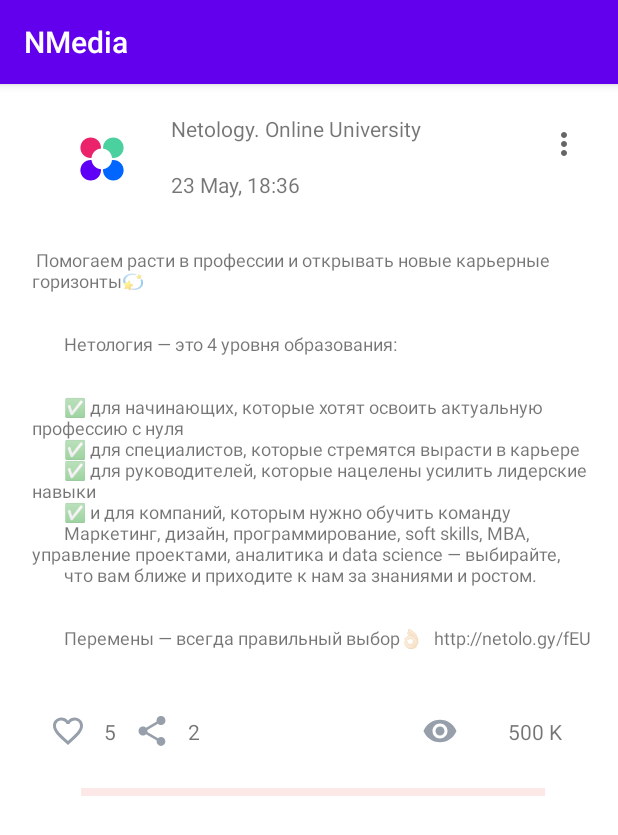
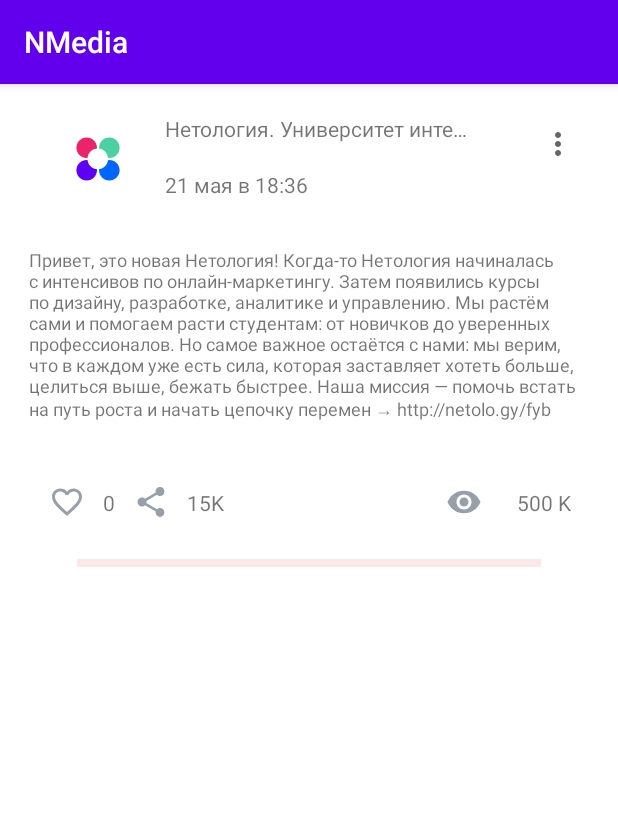
Before and after one commit to MashaShe/FitrstKotlinApp, an Android app: the screen it shows after launch (MainActivity), on a phone screen of 412 x 824 dp. Shown: the top 835 px of the screen. Run offline under Robolectric (Android 15) with nearby library versions, the light colour scheme and no system bars.

Commit message:
Like+ share buttoms are changing now

```diff
--- a/app/build.gradle
+++ b/app/build.gradle
@@ -22,6 +22,10 @@
             proguardFiles getDefaultProguardFile('proguard-android-optimize.txt'), 'proguard-rules.pro'
         }
     }
+
+    buildFeatures {
+        viewBinding = true
+    }
 }
 
 dependencies {
--- a/app/src/main/java/com/example/fitrstkotlinapp/MainActivity.kt
+++ b/app/src/main/java/com/example/fitrstkotlinapp/MainActivity.kt
@@ -2,10 +2,81 @@
 
 import androidx.appcompat.app.AppCompatActivity
 import android.os.Bundle
+import android.util.Log
+import com.example.fitrstkotlinapp.databinding.ActivityMainBinding
+import com.example.fitrstkotlinapp.dto.Post
+import kotlinx.android.synthetic.main.activity_main.*
 
 class MainActivity : AppCompatActivity() {
     override fun onCreate(savedInstanceState: Bundle?) {
         super.onCreate(savedInstanceState)
-        setContentView(R.layout.activity_main)
+        val binding = ActivityMainBinding.inflate(layoutInflater)
+        setContentView(binding.root)
+
+        val post = Post(
+            id = 1,
+            author = "Нетология. Университет интернет-профессий будущего",
+            content = "Привет, это новая Нетология! Когда-то Нетология начиналась с интенсивов по онлайн-маркетингу. Затем появились курсы по дизайну, разработке, аналитике и управлению. Мы растём сами и помогаем расти студентам: от новичков до уверенных профессионалов. Но самое важное остаётся с нами: мы верим, что в каждом уже есть сила, которая заставляет хотеть больше, целиться выше, бежать быстрее. Наша миссия — помочь встать на путь роста и начать цепочку перемен → http://netolo.gy/fyb",
+            published = "21 мая в 18:36",
+            likedByMe = false
+        )
+
+        with(binding) {
+            headerTextView.text = post.author
+            timeTextView.text = post.published
+            longTextView.text = post.content
+            repostNumTextView.text= kiloLogic(post.reposts)
+
+            if (post.likedByMe) {
+                likeButton?.setImageResource(R.drawable.ic_baseline_favorite_filled_24)
+            }
+
+            likesNumTextView?.text = post.likes.toString()
+
+            root.setOnClickListener {
+                Log.d("stuff", "root click")
+            }
+
+            icon_imageView.setOnClickListener {
+                Log.d("stuff", "avatar click")
+            }
+            moreButton?.setOnClickListener {
+                Log.d("stuff", "more click")
+            }
+
+            likeButton?.setOnClickListener {
+                Log.d("stuff", "like click")
+            }
+
+            likeButton?.setOnClickListener {
+                Log.d("stuff", "like action click")
+                post.likedByMe = !post.likedByMe
+                likeButton.setImageResource(
+                    if (post.likedByMe) R.drawable.ic_baseline_favorite_filled_24 else R.drawable.ic_baseline_favorite_border_24
+                )
+                if (post.likedByMe) post.likes++ else post.likes--
+                likesNumTextView?.text = kiloLogic(post.likes)
+            }
+
+            repostButton?.setOnClickListener{
+                Log.d("stuff", "like")
+                post.reposts++
+                repostNumTextView?.text = kiloLogic(post.reposts)
+            }
+
+        }
     }
 }
+
+fun kiloLogic(num: Int): String {
+    var returning = num.toString()
+
+    when (true){
+        num in 1000..1099 -> {returning = "1K"}
+        num in 1100..9999 -> {returning =  "${(num.toDouble()/1000).toString().take(3)}K"}
+        num in 10000..999999 -> {returning =  "${(num.toDouble()/1000).toString().take(2)}K"}
+        num > 999999 -> {returning =  "${(num.toDouble()/1000000).toString().take(3)}M"}
+    }
+
+    return returning
+}
--- /dev/null
+++ b/app/src/main/java/com/example/fitrstkotlinapp/dto/Post.kt
@@ -0,0 +1,12 @@
+package com.example.fitrstkotlinapp.dto
+
+data class Post(
+    val id: Long,
+    val author: String,
+    val content: String,
+    val published: String,
+    var likes: Int = 0,
+    var likedByMe: Boolean = false,
+    var reposts: Int = 15978
+
+)
--- /dev/null
+++ b/app/src/main/res/drawable/ic_baseline_favorite_filled_24.xml
@@ -0,0 +1,5 @@
+<vector android:height="24dp" android:tint="#969FAA"
+    android:viewportHeight="24" android:viewportWidth="24"
+    android:width="24dp" xmlns:android="http://schemas.android.com/apk/res/android">
+    <path android:fillColor="@android:color/white" android:pathData="M12,21.35l-1.45,-1.32C5.4,15.36 2,12.28 2,8.5 2,5.42 4.42,3 7.5,3c1.74,0 3.41,0.81 4.5,2.09C13.09,3.81 14.76,3 16.5,3 19.58,3 22,5.42 22,8.5c0,3.78 -3.4,6.86 -8.55,11.54L12,21.35z"/>
+</vector>
--- a/app/src/main/res/layout/activity_main.xml
+++ b/app/src/main/res/layout/activity_main.xml
@@ -63,14 +63,14 @@
         android:layout_width="wrap_content"
         android:layout_height="wrap_content"
         android:orientation="vertical"
-        app:layout_constraintGuide_percent="0.05109489" />
+        app:layout_constraintGuide_percent="0.05" />
 
     <androidx.constraintlayout.widget.Guideline
         android:id="@+id/rightGuideline"
         android:layout_width="wrap_content"
         android:layout_height="wrap_content"
         android:orientation="vertical"
-        app:layout_constraintGuide_percent="0.96" />
+        app:layout_constraintGuide_percent="0.95"/>
 
     <androidx.constraintlayout.widget.Barrier
         android:id="@+id/header_divider"
@@ -86,6 +86,9 @@
         android:textSize="12sp"
         android:layout_marginBottom="@dimen/common_spacing"
         android:layout_marginTop="@dimen/common_spacing"
+        android:layout_marginLeft="@dimen/common_spacing"
+        android:layout_marginRight="@dimen/common_spacing"
+
         app:layout_constraintEnd_toStartOf="@+id/rightGuideline"
         app:layout_constraintStart_toStartOf="@+id/leftGuideline"
         app:layout_constraintBottom_toTopOf="@+id/bottom_divider"
--- a/build.gradle
+++ b/build.gradle
@@ -5,6 +5,8 @@
         google()
         jcenter()
     }
+
+
     dependencies {
         classpath "com.android.tools.build:gradle:4.0.0"
         classpath "org.jetbrains.kotlin:kotlin-gradle-plugin:$kotlin_version"
```
